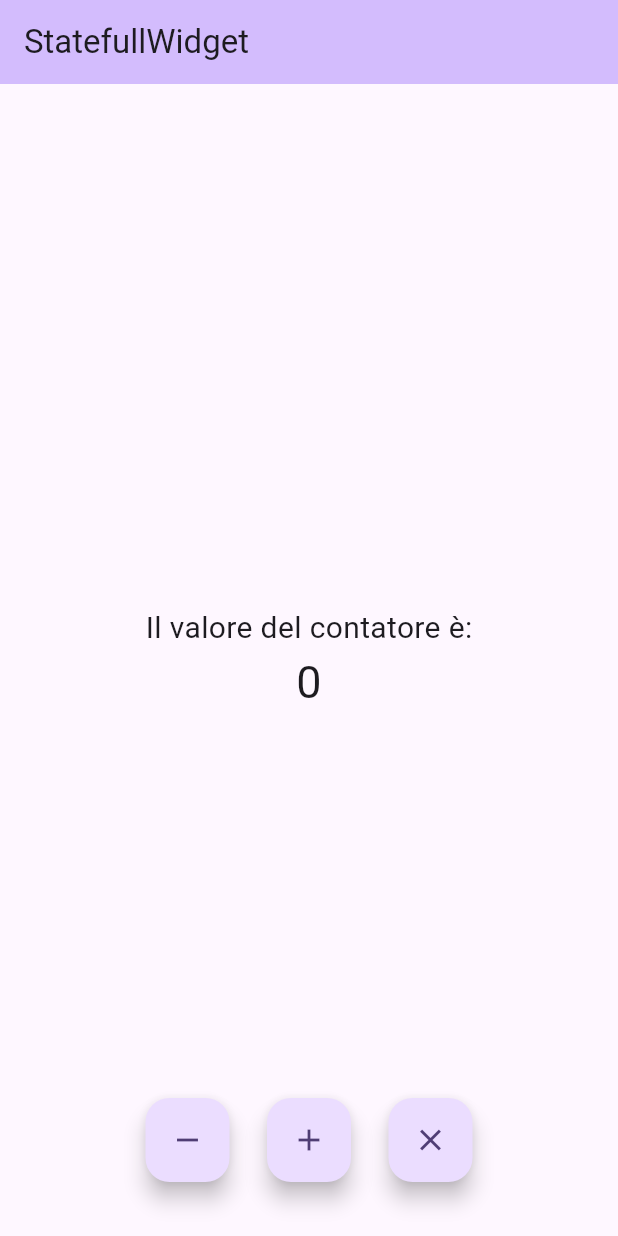
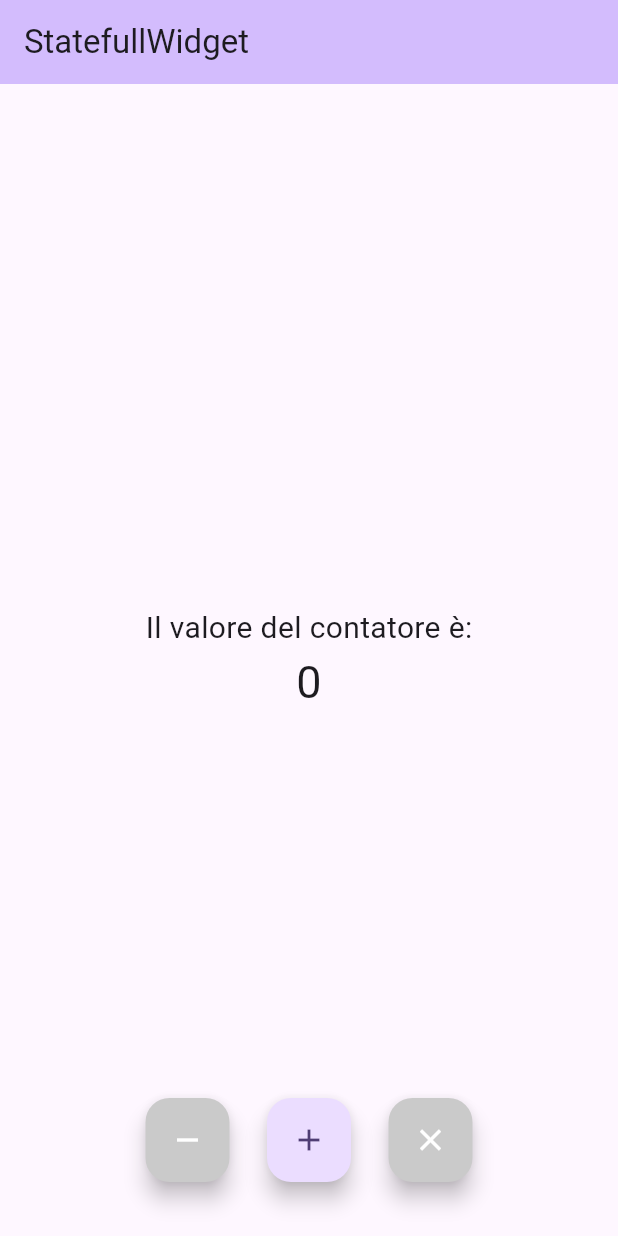
Before and after one commit to NicolaBuomp/ex_one_corso_flutter, a Flutter app: the screen it shows after launch, on a phone screen of 412 x 824 dp. Run offline on Flutter 3.47's test engine with Material 3 defaults, Android fonts, the phone set to English and light mode, and no system bars; our stand-ins replace loading_animation_widget.

Commit message:
aggiunta nuove funzionalità

```diff
--- a/lib/StatefulWidgetExample.dart
+++ b/lib/StatefulWidgetExample.dart
@@ -84,6 +84,10 @@ class _StatefulWidgetExampleState extends State<StatefulWidgetExample> {
                   FloatingActionButton(
                     onPressed: _counter > 0 ? decrementCounter : null,
                     tooltip: 'Diminuisci',
+                    backgroundColor: _counter > 0
+                        ? null
+                        : const Color.fromARGB(255, 202, 202, 202),
+                    foregroundColor: _counter > 0 ? null : Colors.white,
                     child: const Icon(Icons.remove),
                   ),
                   const SizedBox(width: 25),
@@ -94,8 +98,12 @@ class _StatefulWidgetExampleState extends State<StatefulWidgetExample> {
                   ),
                   const SizedBox(width: 25),
                   FloatingActionButton(
-                    onPressed: resetCounter,
+                    onPressed: _counter > 0 ? resetCounter : null,
                     tooltip: 'Azzera',
+                    backgroundColor: _counter > 0
+                        ? null
+                        : const Color.fromARGB(255, 202, 202, 202),
+                    foregroundColor: _counter > 0 ? null : Colors.white,
                     child: const Icon(Icons.clear_sharp),
                   ),
                 ],
```
Also changed, not shown: 1 other file.
